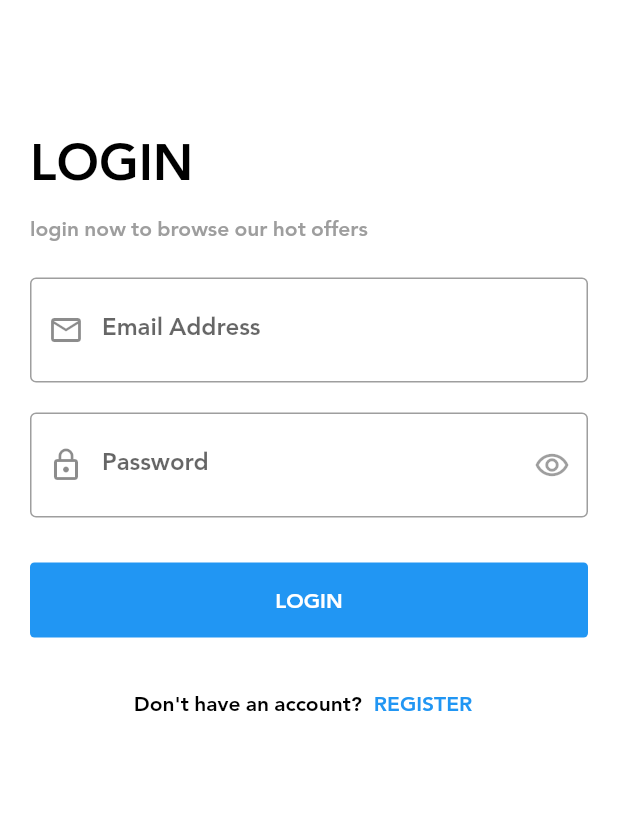
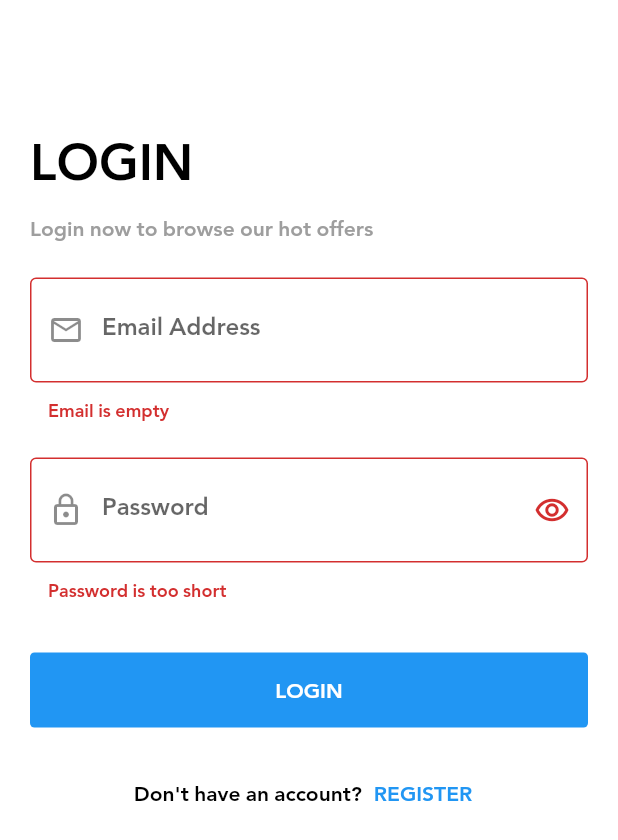
Before and after one commit to Yusuf10100/Shop-App, a Flutter app: the LoginScreen screen opened directly, after a tap on "LOGIN", on a phone screen of 412 x 824 dp. Shown: the top 840 px of the screen. Run offline on Flutter 3.47's test engine with Material 2 defaults, Android fonts, the phone set to English and light mode, and no system bars; our stand-ins replace bloc, conditional_builder, dio, flutter_bloc, fluttertoast, smooth_page_indicator; accounts and stored records are empty.

Commit message:
Login Model Class

```diff
--- a/lib/modules/login_screen.dart
+++ b/lib/modules/login_screen.dart
@@ -1,17 +1,54 @@
+import 'package:conditional_builder/conditional_builder.dart';
 import 'package:flutter/material.dart';
+import 'package:flutter_bloc/flutter_bloc.dart';
+import 'package:fluttertoast/fluttertoast.dart';
+import 'package:shop_app/shared/bloc/cubit/cubit.dart';
+import 'package:shop_app/shared/bloc/cubit/states.dart';
 import 'package:shop_app/shared/components/components.dart';
 
 class LoginScreen extends StatelessWidget {
+  var formKey = GlobalKey<FormState>();
+
   @override
   Widget build(BuildContext context) {
     var emailController = TextEditingController();
     var passwordController = TextEditingController();
 
+    return BlocProvider(
+      create: (context) => AppCubit(),
+      child: BlocConsumer<AppCubit, AppStates>(
+        listener: (context, state) {
+          if (state is LoginSuccessState) {
+            if (state.loginModel.status) {
+              print(state.loginModel.data.token);
+              Fluttertoast.showToast(
+                  msg: state.loginModel.message,
+                  toastLength: Toast.LENGTH_LONG,
+                  gravity: ToastGravity.BOTTOM,
+                  timeInSecForIosWeb: 5,
+                  backgroundColor: Colors.green,
+                  textColor: Colors.white,
+                  fontSize: 16.0);
+            } else {
+              Fluttertoast.showToast(
+                  msg: state.loginModel.message,
+                  toastLength: Toast.LENGTH_LONG,
+                  gravity: ToastGravity.BOTTOM,
+                  timeInSecForIosWeb: 5,
+                  backgroundColor: Colors.red,
+                  textColor: Colors.white,
+                  fontSize: 16.0);
+            }
+          }
+        },
+        builder: (context, state) {
           return Scaffold(
             appBar: AppBar(),
             body: Padding(
               padding: const EdgeInsets.all(20.0),
               child: SingleChildScrollView(
+                child: Form(
+                  key: formKey,
                   child: Column(
                     crossAxisAlignment: CrossAxisAlignment.start,
                     mainAxisAlignment: MainAxisAlignment.start,
@@ -21,7 +58,7 @@ class LoginScreen extends StatelessWidget {
                               .textTheme
                               .headline4
                               .copyWith(color: Colors.black)),
-              Text('login now to browse our hot offers',
+                      Text('Login now to browse our hot offers',
                           style: Theme.of(context)
                               .textTheme
                               .bodyText2
@@ -34,6 +71,7 @@ class LoginScreen extends StatelessWidget {
                             if (value.isEmpty) {
                               return 'Email is empty';
                             }
+                            return null;
                           },
                           label: 'Email Address',
                           prefix: Icons.email_outlined),
@@ -45,14 +83,40 @@ class LoginScreen extends StatelessWidget {
                             if (value.isEmpty) {
                               return 'Password is too short ';
                             }
+                            return null;
+                          },
+                          onSubmit: (value) {
+                            if (formKey.currentState.validate()) {
+                              AppCubit.get(context).loginScreen(
+                                  email: emailController.text,
+                                  password: passwordController.text);
+                            }
                           },
                           label: 'Password',
                           prefix: Icons.lock_outline,
-                  isPassword: true,
-                  suffix: Icons.remove_red_eye_outlined
+                          isPassword: AppCubit.get(context).isPassword,
+                          suffix: AppCubit.get(context).isPassword
+                              ? Icons.remove_red_eye_outlined
+                              : Icons.visibility_off_outlined,
+                          suffixPressed: () {
+                            AppCubit.get(context).passwordSuffixChange();
+                          }),
+                      SizedBox(height: 30),
+                      ConditionalBuilder(
+                        condition: state is! LoginLoadingState,
+                        builder: (context) => defaultButton(
+                          function: () {
+                            if (formKey.currentState.validate()) {
+                              AppCubit.get(context).loginScreen(
+                                  email: emailController.text,
+                                  password: passwordController.text);
+                            }
+                          },
+                          text: 'Login',
                         ),
-              SizedBox(height: 30),
-              defaultButton(function: () {}, text: 'Login'),
+                        fallback: (context) =>
+                            Center(child: CircularProgressIndicator()),
+                      ),
                       SizedBox(height: 20),
                       Row(
                         mainAxisAlignment: MainAxisAlignment.center,
@@ -62,13 +126,17 @@ class LoginScreen extends StatelessWidget {
                                   .textTheme
                                   .bodyText2
                                   .copyWith(color: Colors.black)),
-                          defaultTextButton(function: (){}, text: 'Register')
+                          defaultTextButton(function: () {}, text: 'Register')
                         ],
                       ),
                     ],
                   ),
                 ),
               ),
+            ),
+          );
+        },
+      ),
     );
   }
 }
--- a/lib/shared/bloc/cubit/cubit.dart
+++ b/lib/shared/bloc/cubit/cubit.dart
@@ -1,21 +1,46 @@
+import 'package:flutter/material.dart';
 import 'package:flutter_bloc/flutter_bloc.dart';
+import 'package:shop_app/models/login_model.dart';
 import 'package:shop_app/shared/bloc/cubit/states.dart';
+import 'package:shop_app/shared/network/end_points.dart';
+import 'package:shop_app/shared/network/remote/dio_helper.dart';
 
 class AppCubit extends Cubit<AppStates> {
   AppCubit() : super(AppInitialState());
 
-  static AppCubit get(context) => BlocProvider.of(context); //to make it easy call object from bloc globally anywhere
+  static AppCubit get(context) => BlocProvider.of(
+      context); //to make it easy call object from bloc globally anywhere
 
-// bloc implementation for changing between dark and light themes:
+  LoginModel loginModel;
+
+  ///login cubit for loading,success and error of login screen
+  void loginScreen({
+    @required String email,
+    @required String password,
+  }) {
+    emit(LoginLoadingState());
+    DioHelper().postData(
+        url: LOGIN, data: {'email': email, 'password': password}).then((value) {
+      loginModel = LoginModel.fromJson(value.data);
+      emit(LoginSuccessState(loginModel));
+    }).catchError((error) {
+      emit(LoginErrorState(error: error.toString()));
+      print(error.toString());
+    });
+  }
+
+  /* bloc implementation for changing the suffix icon of password text field
+  when pressed to swap between two icons and make the password obscure*/
+  bool isPassword = true;
+  void passwordSuffixChange() {
+    isPassword = !isPassword;
+    emit(SuffixIconPassChange());
+  }
+
+  // bloc implementation for changing between dark and light themes:
   bool isDark = true;
   void changeAppThemeMode() {
     isDark = !isDark;
     emit(AppChangeThemeState());
   }
-
-
-
-
-
-
 }
--- a/lib/shared/bloc/cubit/states.dart
+++ b/lib/shared/bloc/cubit/states.dart
@@ -1,5 +1,25 @@
+import 'package:shop_app/models/login_model.dart';
+
 abstract class AppStates {}
 
-class AppInitialState extends AppStates{}
+class AppInitialState extends AppStates {}
 
-class AppChangeThemeState extends AppStates{}
+class AppChangeThemeState extends AppStates {}
+
+///Login Page States
+class LoginSuccessState extends AppStates {
+  final LoginModel loginModel;
+
+  LoginSuccessState(this.loginModel);
+}
+
+class LoginLoadingState extends AppStates {}
+
+class LoginErrorState extends AppStates {
+  String error;
+  LoginErrorState({
+    this.error,
+  });
+}
+
+class SuffixIconPassChange extends AppStates {}
--- /dev/null
+++ b/lib/shared/network/end_points.dart
@@ -0,0 +1 @@
+const LOGIN = 'login';
--- a/pubspec.yaml
+++ b/pubspec.yaml
@@ -34,6 +34,7 @@ dependencies:
   shared_preferences: ^2.0.5
   dio: ^3.0.10
   smooth_page_indicator: ^0.2.3
+  fluttertoast: ^8.0.7
 
 
 dev_dependencies:
```
Also changed, not shown: lib/main.dart (+8 -3 lines), lib/models/login_model.dart (added, +33 -0 lines), lib/modules/on_boarding.dart (+12 -1 lines), lib/shared/network/remote/dio_helper.dart (added, +45 -0 lines), pubspec.lock. Lines whose indentation alone changed are shown as unchanged.
